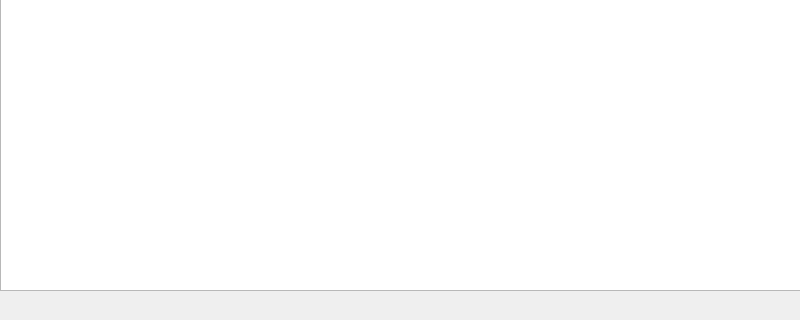
This is singleartistview.ui in gidzzz/openmediaplayer as Qt 5 draws it before an edit; both pictures show x 0 to 800 and y 160 to 480 of the 800 by 480 pixel window. The edited form follows.
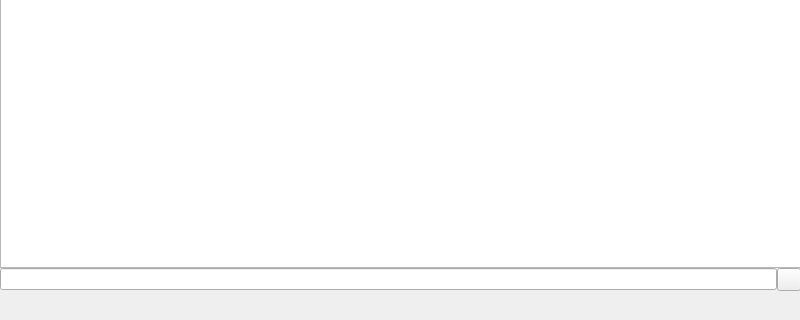
This is the edited form. Custom widgets are drawn as their Qt base class.

Commit message: Add type to search to SingleArtistView

What changed in the file:
```diff
--- a/singleartistview.ui
+++ b/singleartistview.ui
@@ -24,6 +24,9 @@
      </rect>
     </property>
     <layout class="QVBoxLayout" name="verticalLayout">
+     <property name="spacing">
+      <number>0</number>
+     </property>
      <item>
       <widget class="QListWidget" name="albumList">
        <property name="font">
@@ -71,6 +74,28 @@
        </item>
       </widget>
      </item>
+     <item>
+      <widget class="QWidget" name="searchWidget" native="true">
+       <layout class="QHBoxLayout" name="horizontalLayout">
+        <property name="spacing">
+         <number>0</number>
+        </property>
+        <property name="margin">
+         <number>0</number>
+        </property>
+        <item>
+         <widget class="QLineEdit" name="searchEdit"/>
+        </item>
+        <item>
+         <widget class="QToolButton" name="searchHideButton">
+          <property name="text">
+           <string/>
+          </property>
+         </widget>
+        </item>
+       </layout>
+      </widget>
+     </item>
     </layout>
    </widget>
    <widget class="NowPlayingIndicator" name="indicator" native="true">
```
The commit also changes 2 other files.
